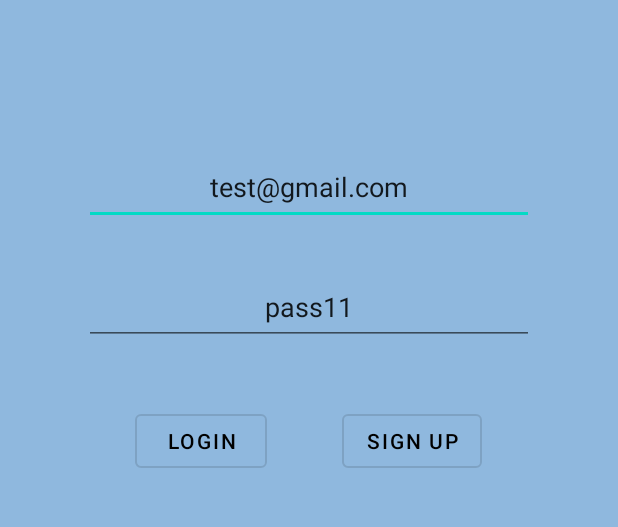
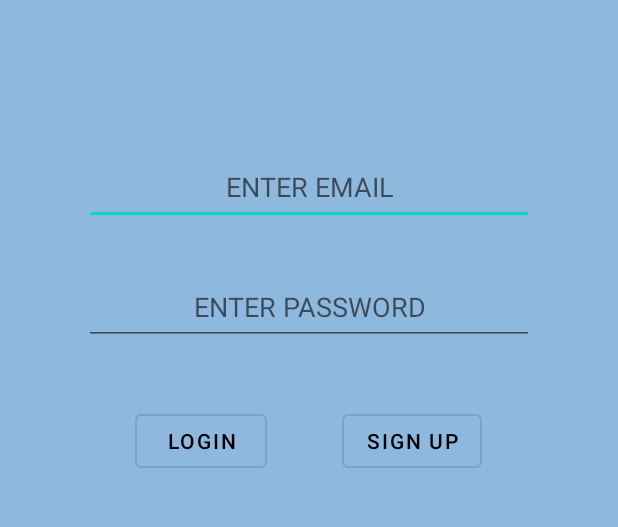
Before and after one commit to chunkitchung/Smart-Cities-Hackathon, an Android app: the screen it shows after launch (Login), on a phone screen of 412 x 824 dp, the part 587-1114 px from its top. Run offline under Robolectric (Android 15) with nearby library versions, the phone set to English and light mode, and no system bars; our stand-ins replace Firebase (no records; nobody signed in at launch, a user with empty details on screens opened directly).

Commit message:
fixing transactions

```diff
--- a/app/src/main/java/com/example/smartcheckout/ShopActivity.java
+++ b/app/src/main/java/com/example/smartcheckout/ShopActivity.java
@@ -45,6 +45,7 @@ import org.tensorflow.lite.support.label.Category;
 
 import java.io.IOException;
 import java.time.LocalDateTime;
+import java.time.format.DateTimeFormatter;
 import java.util.ArrayList;
 import java.util.HashMap;
 import java.util.List;
@@ -270,7 +271,8 @@ public class ShopActivity extends AppCompatActivity {
         //Build transaction
 
         //A transaction is made up of a string array of items and a time
-        Transaction transaction = new Transaction(cart, LocalDateTime.now().toString());
+        String formatedTime = LocalDateTime.now().format(DateTimeFormatter.ofPattern("dd.MM.uuuu HH:mm:ss"));
+        Transaction transaction = new Transaction(cart, formatedTime);
 
         //add a new transaction to user's document
         db.collection("users").document(user.getUid()).collection("transactions").add(transaction)
--- a/app/src/main/java/com/example/smartcheckout/TransactionAdapter.java
+++ b/app/src/main/java/com/example/smartcheckout/TransactionAdapter.java
@@ -46,8 +46,8 @@ public class TransactionAdapter extends ArrayAdapter<Transaction> {
 
         //In the future this should be something that uniquely identifies the transaction
         //Maybe what store or location the transaction was at
-        transactionName.setText("Store Transaction");
-        time.setText(transaction.getTimeString());
+        transactionName.setText(transaction.getTimeString());
+        time.setText("");
 
         // get the position of the view from the ArrayAdapter
         return currentItemView;
--- a/app/src/main/res/layout/activity_login.xml
+++ b/app/src/main/res/layout/activity_login.xml
@@ -28,7 +28,6 @@
             android:layout_height="50dp"
             android:layout_marginTop="100dp"
             android:gravity="center"
-            android:text="test@gmail.com"
             android:hint="ENTER EMAIL"></EditText>
 
         <EditText
@@ -37,7 +36,7 @@
             android:layout_height="50dp"
             android:layout_marginTop="30dp"
             android:gravity="center"
-            android:text="pass11"
+            android:password="true"
             android:hint="ENTER PASSWORD"></EditText>
 
         <LinearLayout
```
